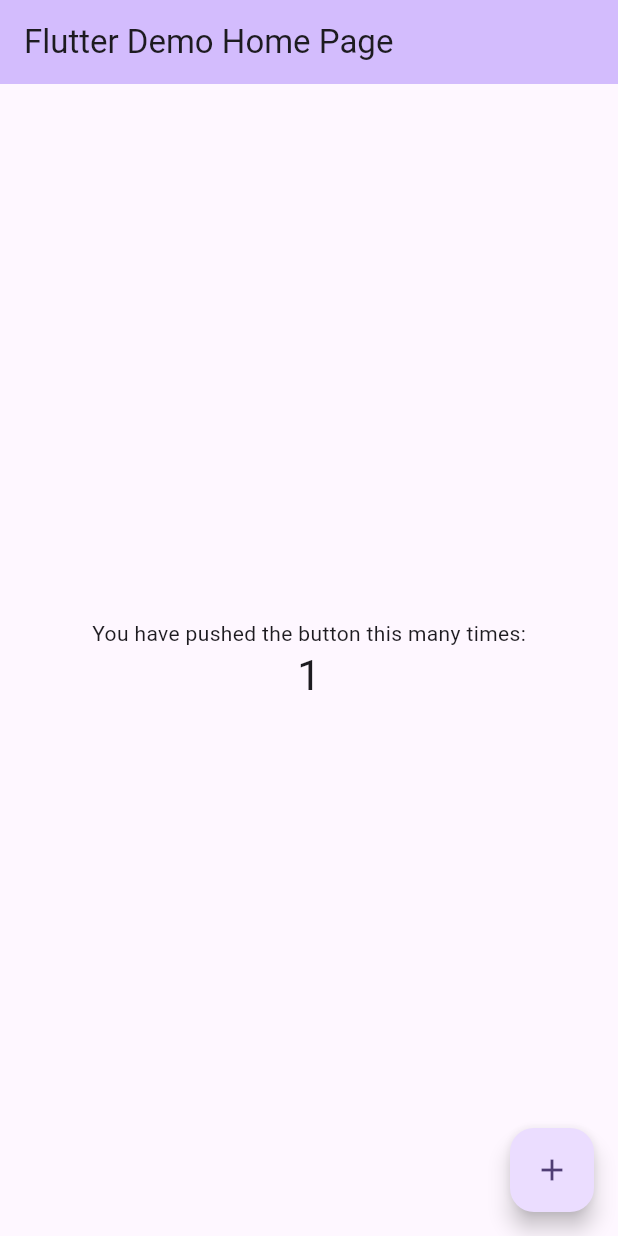
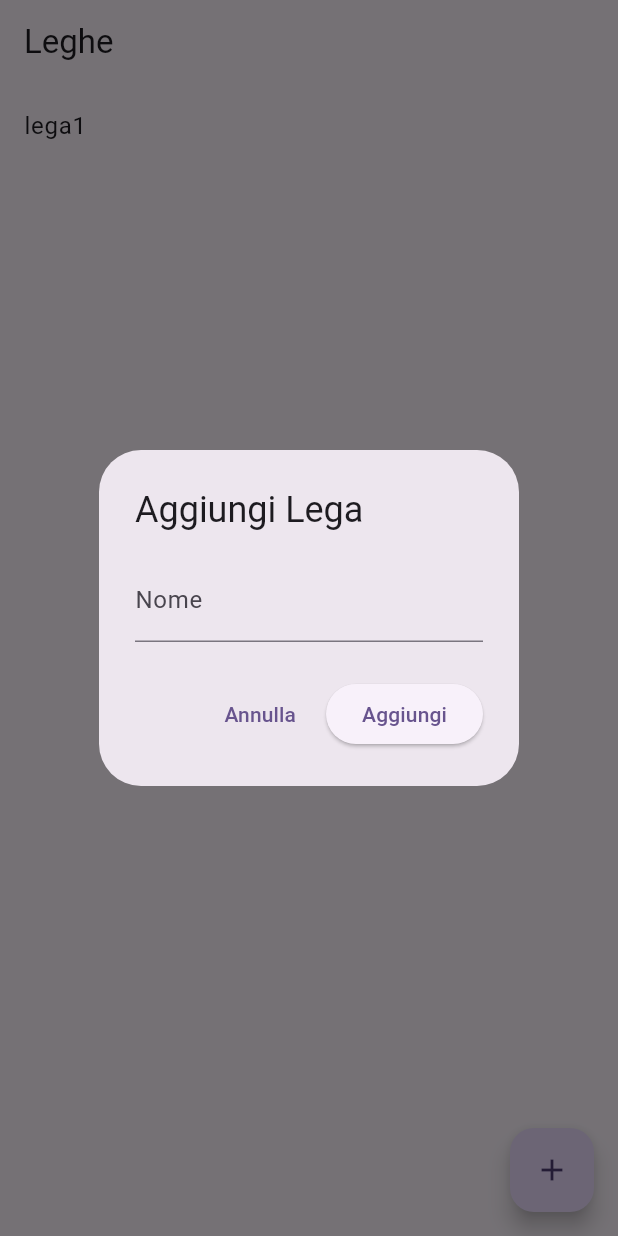
Before and after one commit to Dany313/asta_fantacalcio, a Flutter app: the screen it shows after launch, after a tap on the "add" icon, on a phone screen of 412 x 824 dp. Run offline on Flutter 3.47's test engine with Material 3 defaults, Android fonts, the phone set to English and light mode, and no system bars.

Commit message:
aggiunti model e repos

```diff
--- /dev/null
+++ b/lib/data/leghe.json
@@ -0,0 +1,12 @@
+[
+  {
+    "nome": "lega1",
+    "partecipanti" : [
+      {
+        "nome": "Tizio1",
+        "budget": 500,
+        "giocatori": []
+      }
+    ]
+  }
+]
--- a/lib/data/model/lega.dart
+++ b/lib/data/model/lega.dart
@@ -8,4 +8,21 @@ class Lega {
     required this.nome,
     required this.partecipanti
   });
+
+  factory Lega.fromJson(Map<String, dynamic> json) {
+    return Lega(
+      nome: json['nome'] as String,
+      partecipanti: (json['partecipanti'] as List<dynamic>)
+          .map((item) => Partecipante.fromJson(item))
+          .toList(),
+    );
+  }
+
+  Map<String, dynamic> toJson() {
+    return {
+      'nome': nome,
+      'partecipanti': partecipanti.map((p) => p.toJson()).toList(),
+    };
+  }
+
 }
--- a/lib/data/model/partecipante.dart
+++ b/lib/data/model/partecipante.dart
@@ -10,4 +10,22 @@ class Partecipante{
     required this.budget,
     required this.giocatori
   });
+
+  factory Partecipante.fromJson(Map<String, dynamic> json) {
+    return Partecipante(
+      nome: json['nome'] as String,
+      budget: json['budget'] as int,
+      giocatori: (json['giocatori'] as List<dynamic>)
+        .map((item) => Giocatore.fromJson(item))
+        .toList(),
+    );
+  }
+
+  Map<String, dynamic> toJson() {
+    return {
+      'nome': nome,
+      'budget': budget,
+      'giocatori': giocatori.map((p) => p.toJson()).toList(),
+    };
+  }
 }
--- /dev/null
+++ b/lib/data/model/repositories/leghe_repository.dart
@@ -0,0 +1,42 @@
+import 'dart:convert';
+import 'dart:io';
+
+import 'package:flutter/services.dart';
+import 'package:path_provider/path_provider.dart';
+
+import '../giocatore.dart';
+import '../lega.dart';
+
+class LegheRepository {
+  // Carica le leghe dal file
+  Future<List<Lega>> getLeghe() async {
+    final String response = await rootBundle.loadString('lib/data/leghe.json');
+    final List<dynamic> data = json.decode(response);
+    return data.map((json) => Lega.fromJson(json)).toList();
+  }
+
+  // Aggiungi una lega e salva su file
+  Future<void> addLega(Lega lega) async {
+    final directory = await getApplicationDocumentsDirectory();
+    final file = File('${directory.path}/leghe.json');
+
+    // Carica le leghe attuali dal file
+    final String response = await file.readAsString();
+    final List<dynamic> data = json.decode(response);
+
+    // Aggiungi la nuova lega
+    data.add(lega.toJson()); // Assicurati che il modello 'Lega' abbia un metodo toJson
+
+    // Salva i dati aggiornati nel file
+    await file.writeAsString(json.encode(data));
+  }
+
+  // Salva tutte le leghe nel file
+  Future<void> saveLeghe(List<Lega> leghe) async {
+    final directory = await getApplicationDocumentsDirectory();
+    final file = File('${directory.path}/leghe.json');
+
+    // Converte la lista di leghe in JSON e salva
+    await file.writeAsString(json.encode(leghe.map((e) => e.toJson()).toList()));
+  }
+}
--- a/lib/main.dart
+++ b/lib/main.dart
@@ -1,7 +1,17 @@
+import 'package:asta_fantacalcio/ui/home/view_models/home_view_model.dart';
+import 'package:asta_fantacalcio/ui/home/widget/home_view.dart';
 import 'package:flutter/material.dart';
+import 'package:provider/provider.dart';
 
 void main() {
-  runApp(const MyApp());
+  runApp(
+    MultiProvider(
+      providers: [
+        ChangeNotifierProvider(create: (_) => HomeViewModel()),
+      ],
+      child: MyApp(),
+    ),
+  );
 }
 
 class MyApp extends StatelessWidget {
@@ -15,7 +25,7 @@ class MyApp extends StatelessWidget {
       theme: ThemeData(
         colorScheme: ColorScheme.fromSeed(seedColor: Colors.deepPurple),
       ),
-      home: const MyHomePage(title: 'Flutter Demo Home Page'),
+      home: const HomeView(),
     );
   }
 }
--- /dev/null
+++ b/lib/ui/home/view_models/home_view_model.dart
@@ -0,0 +1,38 @@
+import 'package:flutter/cupertino.dart';
+
+import '../../../data/model/lega.dart';
+import '../../../data/model/repositories/leghe_repository.dart';
+
+class HomeViewModel extends ChangeNotifier {
+  final LegheRepository _repository = LegheRepository();
+  List<Lega> _leghe = [];
+
+  List<Lega> get leghe => _leghe;
+
+  HomeViewModel() {
+    fetchLeghe();
+  }
+
+  // Carica le leghe dal repository
+  Future<void> fetchLeghe() async {
+    _leghe = await _repository.getLeghe();
+    notifyListeners();
+  }
+
+  // Aggiungi una lega e salva su file
+  Future<void> aggiungiLega(Lega nuovaLega) async {
+    _leghe.add(nuovaLega); // Aggiungi alla lista locale
+    await _repository.addLega(nuovaLega); // Salva nel file
+    print(_leghe);
+    print(leghe);
+    notifyListeners();
+  }
+
+  // Rimuovi una lega e salva su file
+  Future<void> rimuoviLega(Lega lega) async {
+    _leghe.remove(lega); // Rimuovi dalla lista locale
+    await _repository.saveLeghe(_leghe); // Salva la lista aggiornata
+    notifyListeners();
+    fetchLeghe();
+  }
+}
--- /dev/null
+++ b/lib/ui/home/widget/home_view.dart
@@ -0,0 +1,129 @@
+import 'package:flutter/cupertino.dart';
+import 'package:flutter/material.dart';
+import 'package:provider/provider.dart';
+
+import '../../../data/model/lega.dart';
+import '../view_models/home_view_model.dart';
+
+class HomeView extends StatelessWidget {
+  const HomeView();
+
+  @override
+  Widget build(BuildContext context) {
+    return ChangeNotifierProvider(
+      create: (_) => HomeViewModel(),
+      child: Scaffold(
+        floatingActionButton: FloatingActionButton(
+          onPressed: () {
+            // Qui inseriamo direttamente la logica del dialog
+            final TextEditingController nomeController = TextEditingController();
+
+            showDialog(
+              context: context,
+              builder: (context) {
+                return AlertDialog(
+                  title: Text("Aggiungi Lega"),
+                  content: Column(
+                    mainAxisSize: MainAxisSize.min,
+                    children: [
+                      TextField(
+                        controller: nomeController,
+                        decoration: InputDecoration(labelText: "Nome"),
+                      ),
+                    ],
+                  ),
+                  actions: [
+                    TextButton(
+                      onPressed: () => Navigator.pop(context), // Annulla
+                      child: Text("Annulla"),
+                    ),
+                    ElevatedButton(
+                      onPressed: () {
+                        final nome = nomeController.text.trim();
+
+                        if (nome.isNotEmpty) {
+                          final nuovaLega = Lega(
+                            nome: nome,
+                            partecipanti: [],
+                          );
+
+                          // Aggiungi la lega tramite ViewModel
+                          Provider.of<HomeViewModel>(context, listen: false)
+                              .aggiungiLega(nuovaLega);
+                        }
+
+                        Navigator.pop(context); // Chiudi il dialog
+                      },
+                      child: Text("Aggiungi"),
+                    ),
+                  ],
+                );
+              },
+            );
+          },
+          child: Icon(Icons.add),
+        ),
+        appBar: AppBar(title: Text("Leghe")),
+        body: Consumer<HomeViewModel>(
+          builder: (context, viewModel, child) {
+            return ListView.builder(
+              itemCount: viewModel.leghe.length,
+              itemBuilder: (context, index) {
+                final lega = viewModel.leghe[index];
+                return ListTile(
+                  title: Text(lega.nome),
+                );
+              },
+            );
+          },
+        ),
+      ),
+    );
+  }
+}
+
+  void _addDialog(BuildContext context) {
+    final TextEditingController nomeController = TextEditingController();
+
+    showDialog(
+      context: context,
+      builder: (context) {
+        return AlertDialog(
+          title: Text("Aggiungi Lega"),
+          content: Column(
+            mainAxisSize: MainAxisSize.min,
+            children: [
+              TextField(
+                controller: nomeController,
+                decoration: InputDecoration(labelText: "Nome"),
+              ),
+            ],
+          ),
+          actions: [
+            TextButton(
+              onPressed: () => Navigator.pop(context),
+              child: Text("Annulla"),
+            ),
+            ElevatedButton(
+              onPressed: () {
+                final nome = nomeController.text.trim();
+
+                if (nome.isNotEmpty) {
+                  final nuovaLega = Lega(
+                    nome: nome,
+                    partecipanti: [],
+                  );
+
+                  Provider.of<HomeViewModel>(context, listen: false)
+                      .aggiungiLega(nuovaLega);
+                }
+
+                Navigator.pop(context); // Chiudi la dialog
+              },
+              child: Text("Aggiungi"),
+            ),
+          ],
+        );
+      },
+    );
+  }
--- a/pubspec.yaml
+++ b/pubspec.yaml
@@ -30,6 +30,8 @@ environment:
 dependencies:
   flutter:
     sdk: flutter
+  provider: ^6.1.2
+  path_provider: ^2.1.2
 
   # The following adds the Cupertino Icons font to your application.
   # Use with the CupertinoIcons class for iOS style icons.
@@ -58,7 +60,9 @@ flutter:
   uses-material-design: true
 
   # To add assets to your application, add an assets section, like this:
-  # assets:
+  assets:
+    - lib/data/listone.json
+    - lib/data/leghe.json
   #   - images/a_dot_burr.jpeg
   #   - images/a_dot_ham.jpeg
 
```
Also changed, not shown: lib/data/model/giocatore.dart (+22 -2 lines), lib/data/model/repositories/giocatori_repository.dart (added, +16 -0 lines), lib/data/listone.json (renamed from lib/data/model/listone.json), pubspec.lock.
